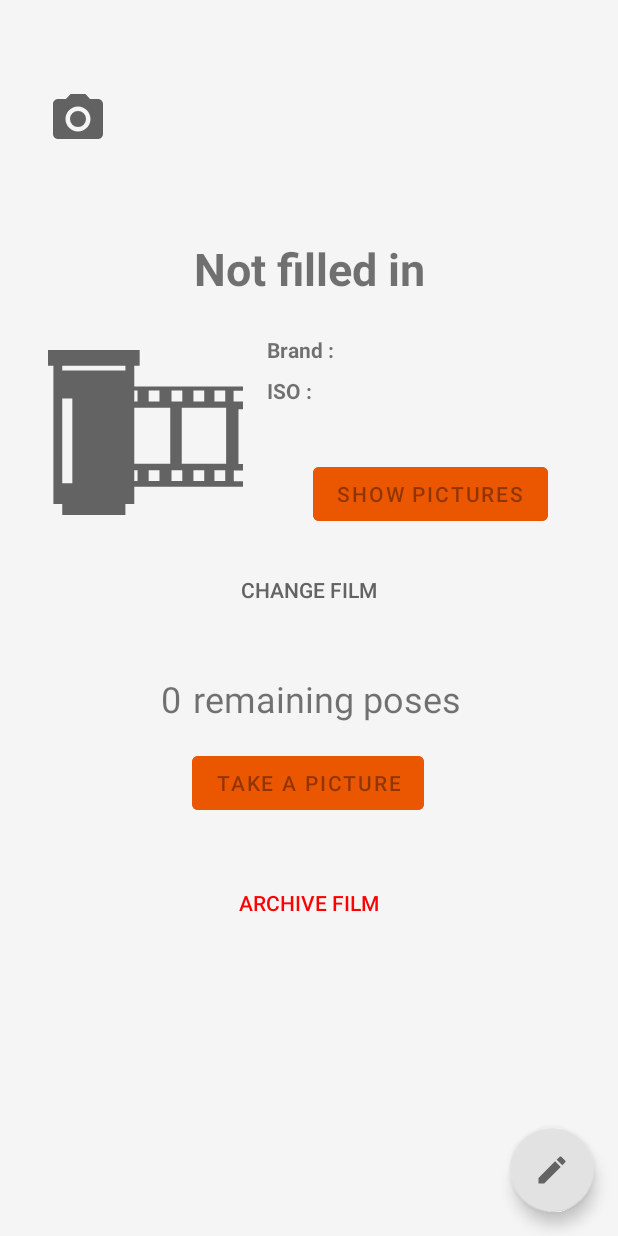
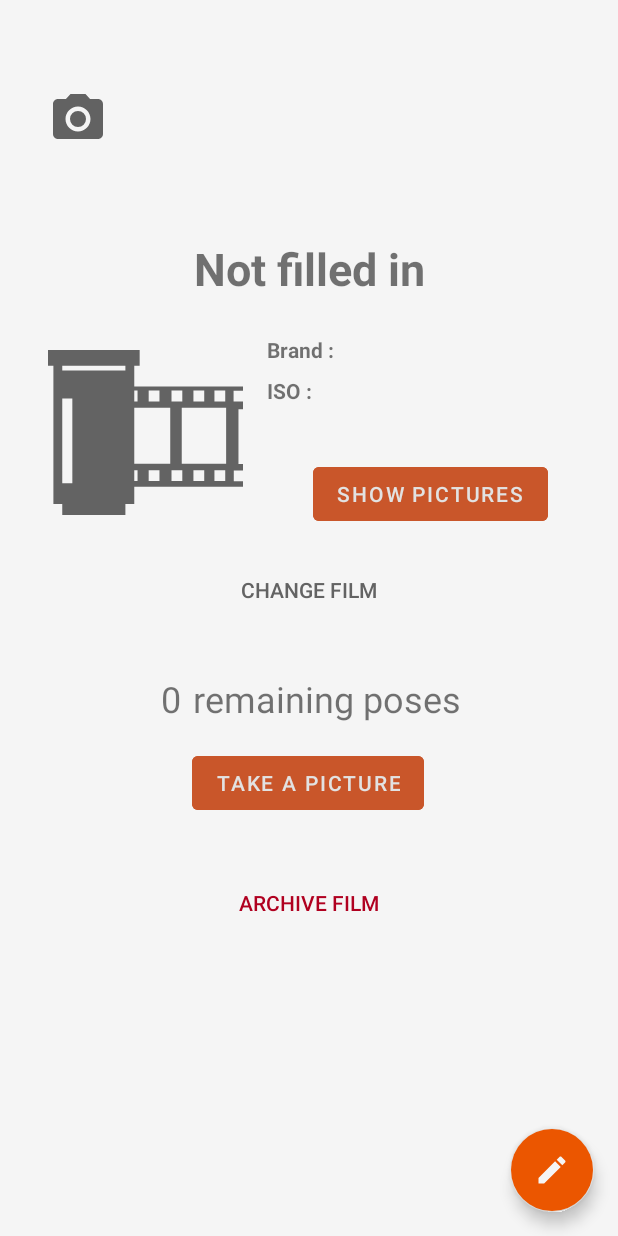
Before and after one commit to Arthur150/FDBSilverFilm, an Android app: the fragment FilmFragment placed in its activity, on a phone screen of 412 x 824 dp. Run offline under Robolectric (Android 15) with nearby library versions, the phone set to English and light mode, and no system bars; our stand-ins replace Room's generated code.

Commit message:
Changement UI (#53)

```diff
--- a/app/src/main/java/com/example/fdbsilverfilm/view/FilmListActivity.kt
+++ b/app/src/main/java/com/example/fdbsilverfilm/view/FilmListActivity.kt
@@ -1,6 +1,7 @@
 package com.example.fdbsilverfilm.view
 
 import android.content.Intent
+import android.content.res.ColorStateList
 import android.os.Bundle
 import androidx.appcompat.app.AppCompatActivity
 import androidx.core.content.ContextCompat
@@ -24,6 +25,7 @@ class FilmListActivity : AppCompatActivity() {
         setContentView(R.layout.activity_film_list)
 
         val addButton = findViewById<FloatingActionButton>(R.id.filmListAddButton)
+        addButton.imageTintList =  ColorStateList.valueOf(getColor(R.color.secondary_variant_grey))
         addButton.setOnClickListener {
             val intent = Intent(this, AddFilmActivity::class.java)
             startActivity(intent)
--- a/app/src/main/res/layout/activity_film_list.xml
+++ b/app/src/main/res/layout/activity_film_list.xml
@@ -24,6 +24,7 @@
         android:layout_height="wrap_content"
         android:layout_marginEnd="16dp"
         android:layout_marginBottom="16dp"
+        android:backgroundTint="@color/orange"
         android:clickable="true"
         android:contentDescription="@string/add_button"
         android:focusable="true"
--- a/app/src/main/res/layout/fragment_film.xml
+++ b/app/src/main/res/layout/fragment_film.xml
@@ -65,9 +65,10 @@
         android:layout_marginStart="16dp"
         android:layout_marginTop="16dp"
         android:layout_marginEnd="16dp"
-        android:backgroundTint="@color/orange"
+        android:backgroundTint="@color/orange_variant"
         android:enabled="false"
         android:text="@string/take_a_picture"
+        android:textColor="@color/secondary_grey"
         app:layout_constraintEnd_toEndOf="parent"
         app:layout_constraintHorizontal_bias="0.498"
         app:layout_constraintStart_toStartOf="parent"
@@ -145,7 +146,8 @@
         android:layout_height="wrap_content"
         android:layout_marginStart="16dp"
         android:layout_marginEnd="16dp"
-        android:backgroundTint="@color/orange"
+        android:backgroundTint="@color/orange_variant"
+        android:textColor="@color/secondary_grey"
         android:enabled="false"
         android:text="@string/show_pictures"
         app:layout_constraintBottom_toBottomOf="@+id/filmFragmentImage"
@@ -179,6 +181,7 @@
         android:layout_height="wrap_content"
         android:layout_marginEnd="16dp"
         android:layout_marginBottom="16dp"
+        android:backgroundTint="@color/orange"
         android:clickable="true"
         android:contentDescription="@string/edit_film"
         android:focusable="true"
--- a/app/src/main/res/values-night/themes.xml
+++ b/app/src/main/res/values-night/themes.xml
@@ -12,5 +12,6 @@
         <!-- Status bar color. -->
         <item name="android:statusBarColor" tools:targetApi="l">@color/orange</item>
         <!-- Customize your theme here. -->
+        <item name="colorAccent">@color/orange</item>
     </style>
 </resources>
--- a/app/src/main/res/values/colors.xml
+++ b/app/src/main/res/values/colors.xml
@@ -6,6 +6,7 @@
     <color name="secondary_variant_grey">#F5F5F5</color>
     <color name="black">#FF000000</color>
     <color name="white">#FFFFFFFF</color>
-    <color name="red">#ff0000</color>
+    <color name="red">#B00020</color>
     <color name="orange">#eb5600</color>
+    <color name="orange_variant">#C9562A</color>
 </resources>
--- a/app/src/main/res/values/themes.xml
+++ b/app/src/main/res/values/themes.xml
@@ -12,5 +12,6 @@
         <!-- Status bar color. -->
         <item name="android:statusBarColor" tools:targetApi="l">@color/orange</item>
         <!-- Customize your theme here. -->
+        <item name="colorAccent">@color/orange</item>
     </style>
 </resources>
```
Also changed, not shown: app/src/main/java/com/example/fdbsilverfilm/view/FilmFragment.kt (+10 -0 lines).
